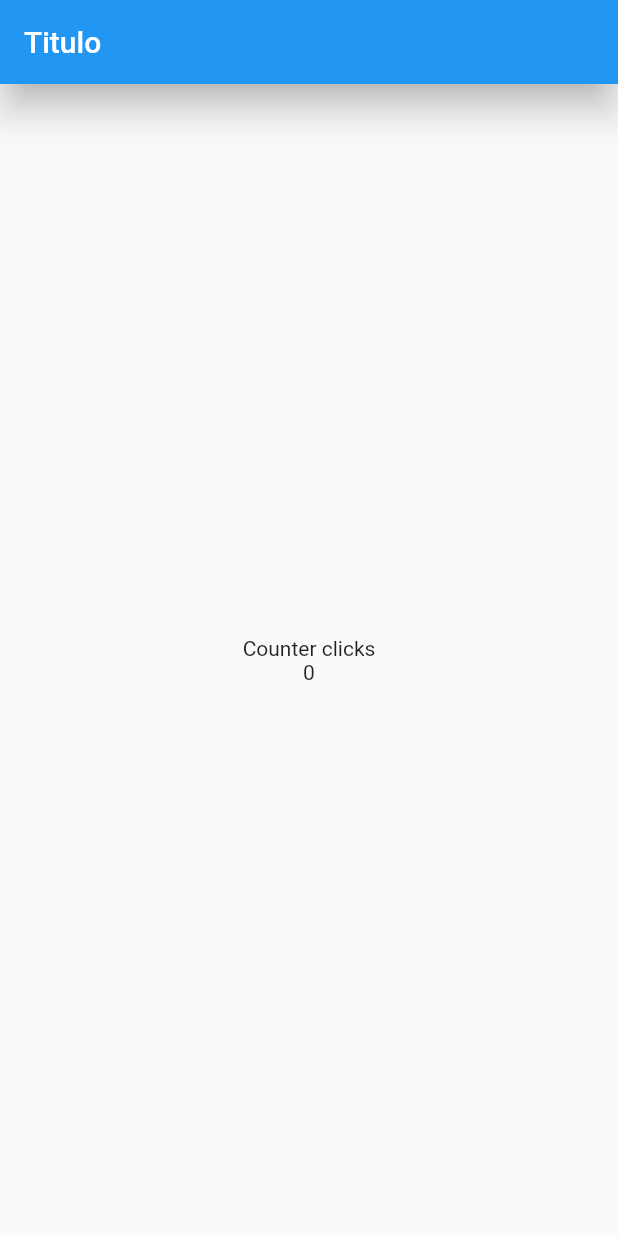
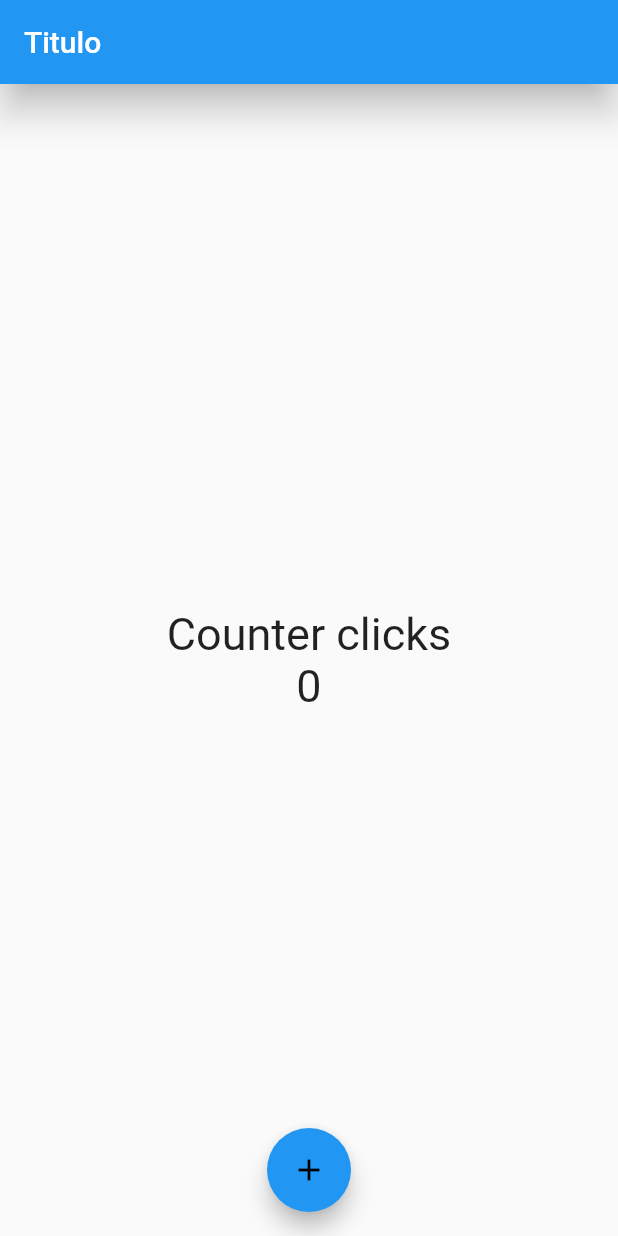
Before and after one commit to nmahnic/firstDartProj, a Flutter app: the screen it shows after launch, on a phone screen of 412 x 824 dp. Run offline on Flutter 3.47's test engine with Material 2 defaults, Android fonts, the phone set to English and light mode, and no system bars.

Commit message:
counter and floating

```diff
--- a/lib/screens/home_screen.dart
+++ b/lib/screens/home_screen.dart
@@ -9,6 +9,9 @@ class HomeScreen extends StatelessWidget {
   @override
   Widget build(BuildContext context) {
 
+    const fontSize = TextStyle(fontSize: 30);
+    int _counter = 0;
+
     return Scaffold(
       appBar: AppBar(
         title: const Text('Titulo'),
@@ -17,12 +20,23 @@ class HomeScreen extends StatelessWidget {
       body: Center(
         child: Column(
             mainAxisAlignment: MainAxisAlignment.center,
-            children: const [
-              Text('Counter clicks'),
-              Text('0'),
+            children: [
+              const Text('Counter clicks', style: fontSize),
+              Text(_counter.toString(), style: fontSize),
             ],
         ),
       ),
+      floatingActionButtonLocation: FloatingActionButtonLocation.centerFloat,
+      floatingActionButton:
+        FloatingActionButton(
+          backgroundColor: Colors.blue,
+          foregroundColor: Colors.black,
+          onPressed: () {
+            print(_counter);
+            _counter++;
+          },
+          child: const Icon(Icons.add),
+        ),
     );
   }
 
```
